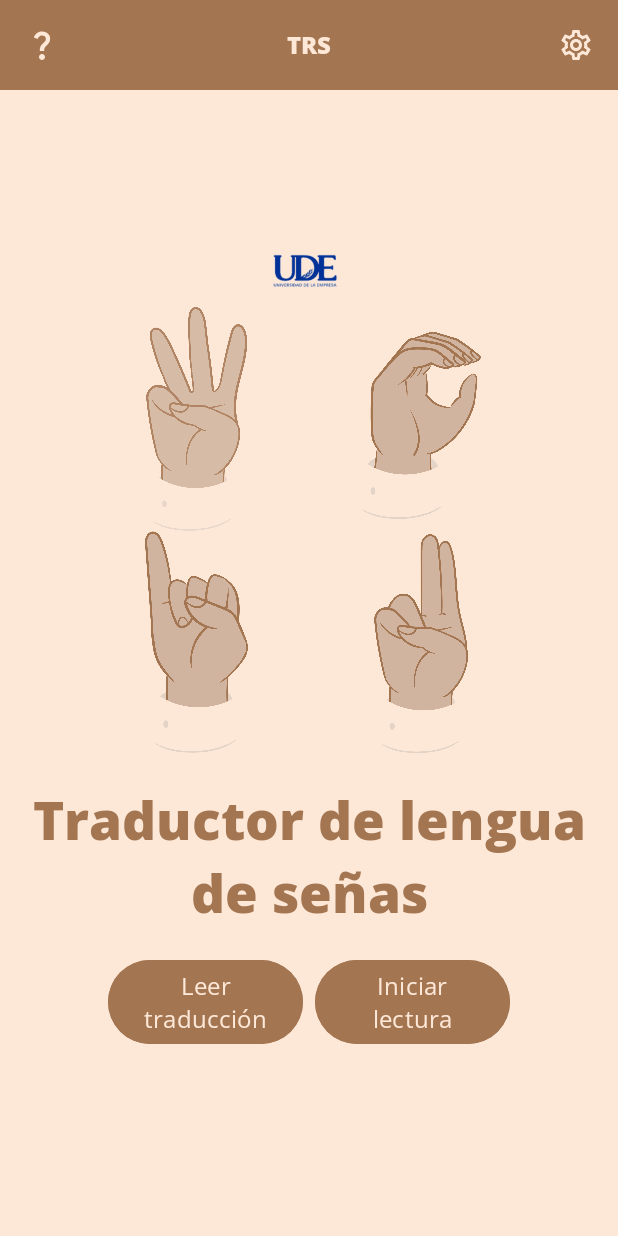
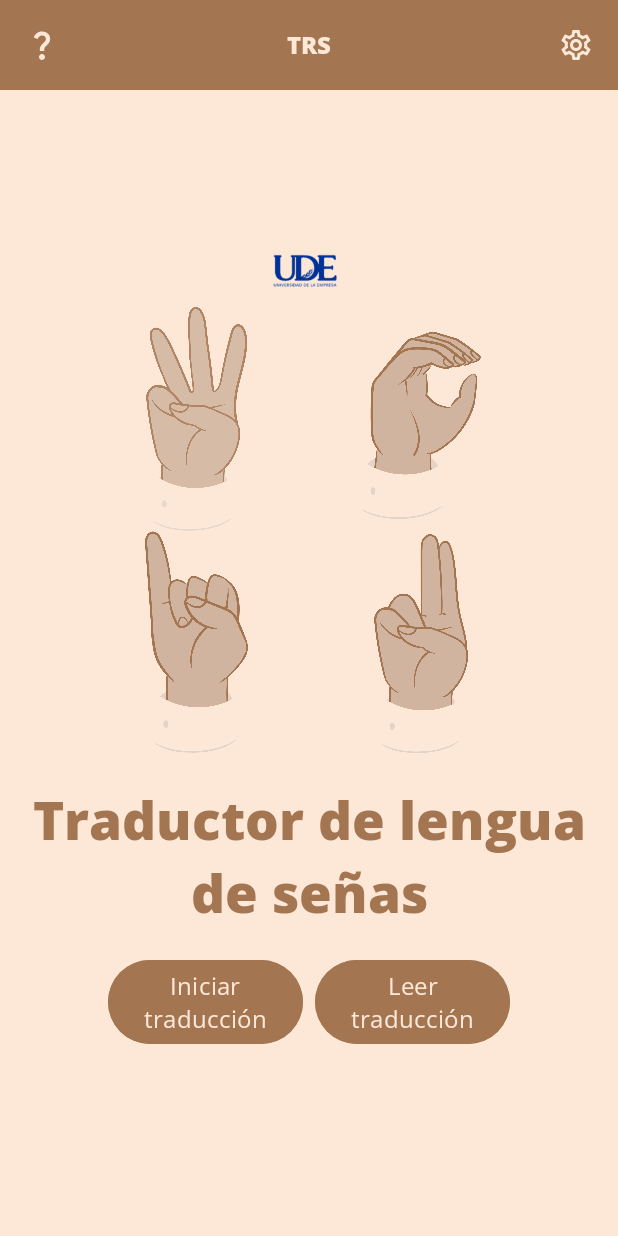
Before and after one commit to JoacoVarela/TRSapp, an Android app: the screen it shows after launch (HomeActivity), on a phone screen of 412 x 824 dp. Run offline under Robolectric (Android 15) with nearby library versions, the light colour scheme and no system bars.

Commit message:
modificar texto de botones

```diff
--- a/app/src/main/res/layout/home.xml
+++ b/app/src/main/res/layout/home.xml
@@ -135,7 +135,7 @@
                     android:layout_marginTop="16dp"
                     android:backgroundTint="@color/detailsapp"
                     android:fontFamily="@font/opensans_sariablesont"
-                    android:text="Leer traducción"
+                    android:text="Iniciar traducción"
                     android:textColor="@color/primaryapp"
                     android:textSize="16dp"
                     android:layout_marginEnd="8dp" />
@@ -147,7 +147,7 @@
                     android:layout_marginTop="16dp"
                     android:backgroundTint="@color/detailsapp"
                     android:fontFamily="@font/opensans_sariablesont"
-                    android:text="Iniciar lectura"
+                    android:text="Leer traducción"
                     android:textColor="@color/primaryapp"
                     android:textSize="16dp" />
             </LinearLayout>
```
